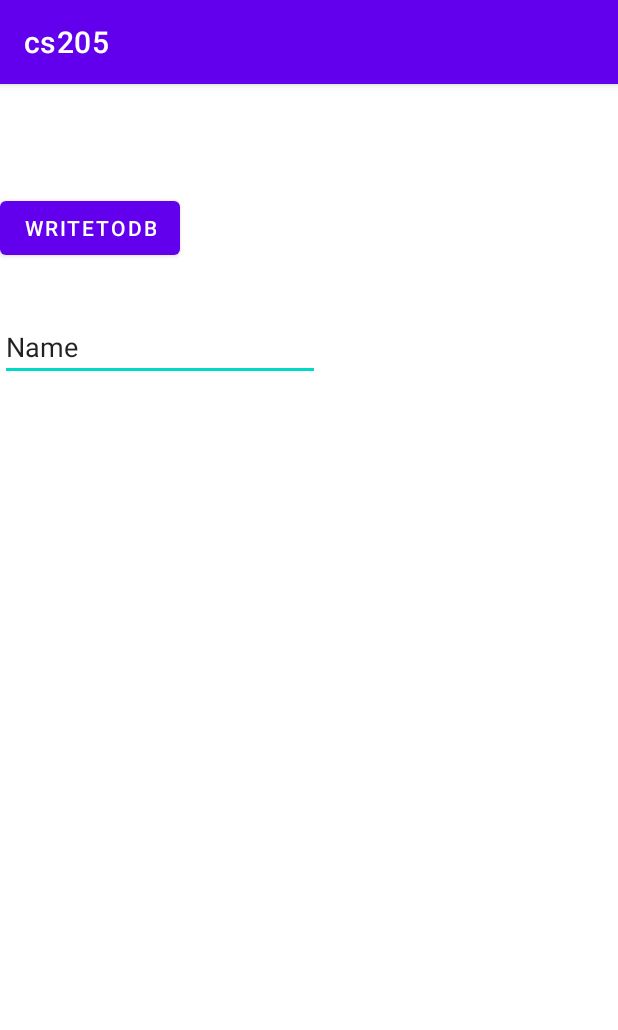
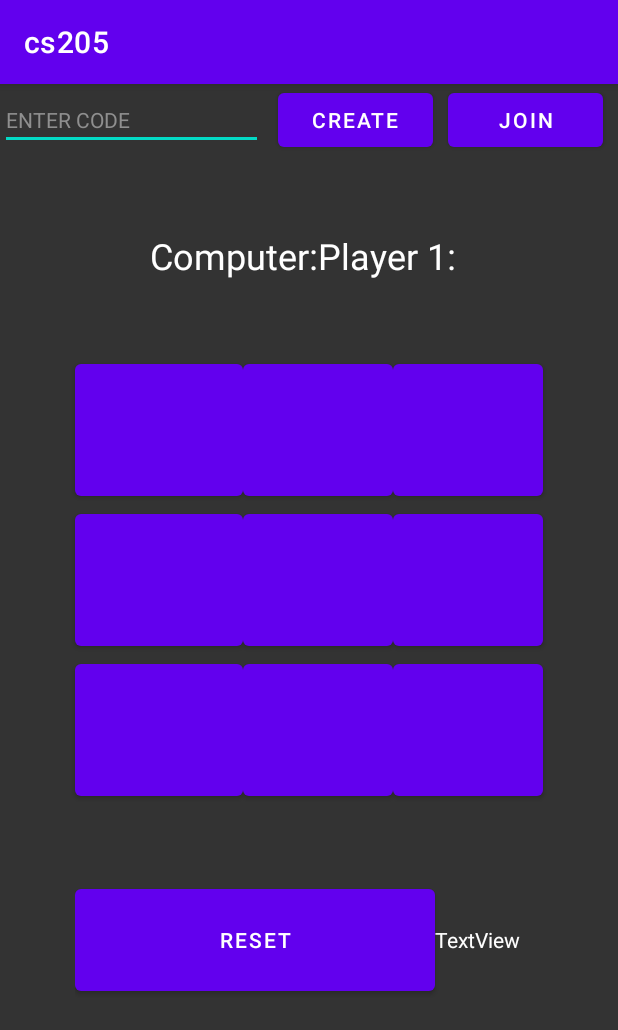
Before and after one commit to elyssatanxy/cs205-android-studio, an Android app: the Multiplayer screen opened directly, with no data from a screen before it, on a phone screen of 412 x 824 dp. Shown: the top 1030 px of the screen. Run offline under Robolectric (Android 15) with nearby library versions, the phone set to English and light mode, and no system bars; our stand-ins replace Firebase (no records; nobody signed in at launch, a user with empty details on screens opened directly).

Commit message:
Added Create and Join button + some functionality

```diff
--- a/app/src/main/java/com/example/cs205/Multiplayer.java
+++ b/app/src/main/java/com/example/cs205/Multiplayer.java
@@ -18,8 +18,12 @@ import com.google.firebase.database.ValueEventListener;
 public class Multiplayer extends AppCompatActivity {
 
     private DatabaseReference mDatabase;
+
+    private String board; // The game board String
+    private EditText codeField;
+    private String code;
+
     private TextView textTest1;
-    private EditText editText1;
 
     @Override
     protected void onCreate(Bundle savedInstanceState) {
@@ -27,31 +31,58 @@ public class Multiplayer extends AppCompatActivity {
         setContentView(R.layout.activity_multiplayer);
 
         mDatabase = FirebaseDatabase.getInstance().getReference();
+        codeField = findViewById(R.id.codeField);
+
         textTest1 = findViewById(R.id.textTest1);
-        editText1 = findViewById(R.id.editText1);
 
+
+//        ValueEventListener postListener = new ValueEventListener() {
+//            @Override
+//            public void onDataChange(@NonNull DataSnapshot snapshot) {
+//                String obj = snapshot.child("ttt").getValue().toString();
+//                textTest1.setText(obj);
+//            }
+//
+//            @Override
+//            public void onCancelled(@NonNull DatabaseError error) {
+//                textTest1.setText("rip");
+//            }
+//        };
+//
+//        mDatabase.addValueEventListener(postListener);
+
+    }
+
+    public void createGame(View view) {
+//        mDatabase.child("ttt").setValue(codeField.getText().toString());
+        String zeroBoard = "000000000";
+        code = codeField.getText().toString();
+        mDatabase.child(code).setValue(zeroBoard);
+
+//        createListener(view);
+    }
+
+    public void joinGame(View view) {
+        code = codeField.getText().toString();
+        createListener(view);
+    }
+
+    public void createListener(View view) {
         ValueEventListener postListener = new ValueEventListener() {
             @Override
             public void onDataChange(@NonNull DataSnapshot snapshot) {
-                String obj = snapshot.child("ttt").getValue().toString();
+                String obj = snapshot.child(code).getValue().toString();
                 textTest1.setText(obj);
             }
 
             @Override
             public void onCancelled(@NonNull DatabaseError error) {
-                textTest1.setText("rip");
+//                textTest1.setText("rip");
+                ;
             }
         };
 
         mDatabase.addValueEventListener(postListener);
-
     }
 
-    public void writeToDatabase(View view) {
-        mDatabase.child("ttt").setValue(editText1.getText().toString());
-    }
-
-    public void readFromDatabase(View view) {
-
-    }
 }
--- a/app/src/main/res/layout/activity_multiplayer.xml
+++ b/app/src/main/res/layout/activity_multiplayer.xml
@@ -4,6 +4,7 @@
     xmlns:tools="http://schemas.android.com/tools"
     android:layout_width="match_parent"
     android:layout_height="match_parent"
+    android:background="#333333"
     tools:context=".Multiplayer">
 
     <LinearLayout
@@ -11,28 +12,178 @@
         android:layout_height="match_parent"
         android:orientation="vertical">
 
-        <Button
-            android:id="@+id/button1"
+        <LinearLayout
+            android:layout_width="match_parent"
+            android:layout_height="wrap_content"
+            android:orientation="horizontal">
+
+            <EditText
+                android:id="@+id/codeField"
                 android:layout_width="wrap_content"
                 android:layout_height="wrap_content"
-            android:layout_marginTop="72dp"
-            android:onClick="writeToDatabase"
-            android:text="writeToDB" />
+                android:layout_weight="1"
+                android:ems="10"
+                android:inputType="textPersonName"
+                android:text="ENTER CODE"
+                android:textColor="#8F8F8F"
+                android:textSize="14sp" />
+
+            <Button
+                android:id="@+id/createButton"
+                android:layout_width="wrap_content"
+                android:layout_height="wrap_content"
+                android:layout_marginStart="10dp"
+                android:layout_marginEnd="10dp"
+                android:layout_weight="1"
+                android:onClick="createGame"
+                android:paddingHorizontal="10dp"
+                android:text="Create" />
+
+            <Button
+                android:id="@+id/joinButton"
+                android:layout_width="wrap_content"
+                android:layout_height="wrap_content"
+                android:layout_marginEnd="10dp"
+                android:layout_weight="1"
+                android:onClick="joinGame"
+                android:paddingHorizontal="10dp"
+                android:text="Join" />
+
+        </LinearLayout>
+
+        <TableLayout
+            android:layout_width="match_parent"
+            android:layout_height="match_parent"
+            android:background="#333333"
+            tools:context=".Singleplayer">
+
+            <TableRow
+                android:layout_width="match_parent"
+                android:layout_height="match_parent"
+                android:layout_marginVertical="50dp"
+                android:gravity="center">
+
+                <TextView
+                    android:id="@+id/computer_value"
+                    android:layout_width="wrap_content"
+                    android:layout_height="wrap_content"
+                    android:text="Computer:"
+                    android:textColor="@color/white"
+                    android:textSize="24sp" />
+
+                <TextView
+                    android:layout_width="wrap_content"
+                    android:layout_height="wrap_content"
+                    android:text="Player 1:"
+                    android:textColor="@color/white"
+                    android:textSize="24sp" />
+            </TableRow>
+
+            <TableRow
+                android:layout_width="match_parent"
+                android:layout_height="match_parent"
+                android:gravity="center">
+
+                <Button
+                    android:id="@+id/grid1"
+                    android:layout_width="100sp"
+                    android:layout_height="100sp"
+                    android:text=""
+                    android:textSize="40sp" />
+
+                <Button
+                    android:id="@+id/grid2"
+                    android:layout_width="100sp"
+                    android:layout_height="100sp"
+                    android:text=""
+                    android:textSize="40sp" />
+
+                <Button
+                    android:id="@+id/grid3"
+                    android:layout_width="100sp"
+                    android:layout_height="100sp"
+                    android:text=""
+                    android:textSize="40sp" />
+            </TableRow>
+
+            <TableRow
+                android:layout_width="match_parent"
+                android:layout_height="match_parent"
+                android:gravity="center">
+
+                <Button
+                    android:id="@+id/grid4"
+                    android:layout_width="100sp"
+                    android:layout_height="100sp"
+                    android:text=""
+                    android:textSize="40sp" />
+
+                <Button
+                    android:id="@+id/grid5"
+                    android:layout_width="100sp"
+                    android:layout_height="100sp"
+                    android:text=""
+                    android:textSize="40sp" />
+
+                <Button
+                    android:id="@+id/grid6"
+                    android:layout_width="100sp"
+                    android:layout_height="100sp"
+                    android:text=""
+                    android:textSize="40sp" />
+            </TableRow>
+
+            <TableRow
+                android:layout_width="match_parent"
+                android:layout_height="match_parent"
+                android:gravity="center">
+
+                <Button
+                    android:id="@+id/grid7"
+                    android:layout_width="100sp"
+                    android:layout_height="100sp"
+                    android:text=""
+                    android:textSize="40sp" />
+
+                <Button
+                    android:id="@+id/grid8"
+                    android:layout_width="100sp"
+                    android:layout_height="100sp"
+                    android:text=""
+                    android:textSize="40sp" />
+
+                <Button
+                    android:id="@+id/grid9"
+                    android:layout_width="100sp"
+                    android:layout_height="100sp"
+                    android:text=""
+                    android:textSize="40sp" />
+            </TableRow>
+
+            <LinearLayout
+                android:layout_width="wrap_content"
+                android:layout_height="wrap_content"
+                android:layout_margin="50sp"
+                android:gravity="center">
+
+                <Button
+                    android:layout_width="240sp"
+                    android:layout_height="80sp"
+                    android:text="Reset" />
 
                 <TextView
                     android:id="@+id/textTest1"
                     android:layout_width="wrap_content"
                     android:layout_height="wrap_content"
+                    android:layout_weight="1"
                     android:text="TextView"
-            android:textSize="24dp" />
+                    android:textColor="#FFFFFF" />
 
-        <EditText
-            android:id="@+id/editText1"
-            android:layout_width="wrap_content"
-            android:layout_height="wrap_content"
-            android:ems="10"
-            android:inputType="textPersonName"
-            android:text="Name" />
+            </LinearLayout>
+
+
+        </TableLayout>
+
     </LinearLayout>
 
 </androidx.constraintlayout.widget.ConstraintLayout>
```
Lines whose indentation alone changed are shown as unchanged.
